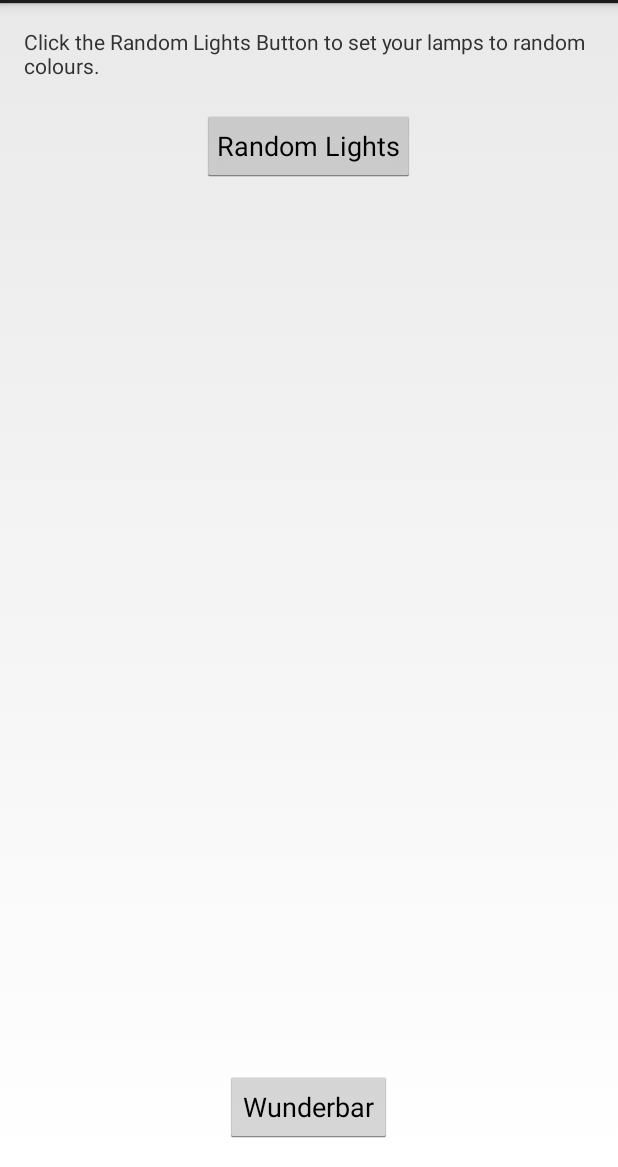
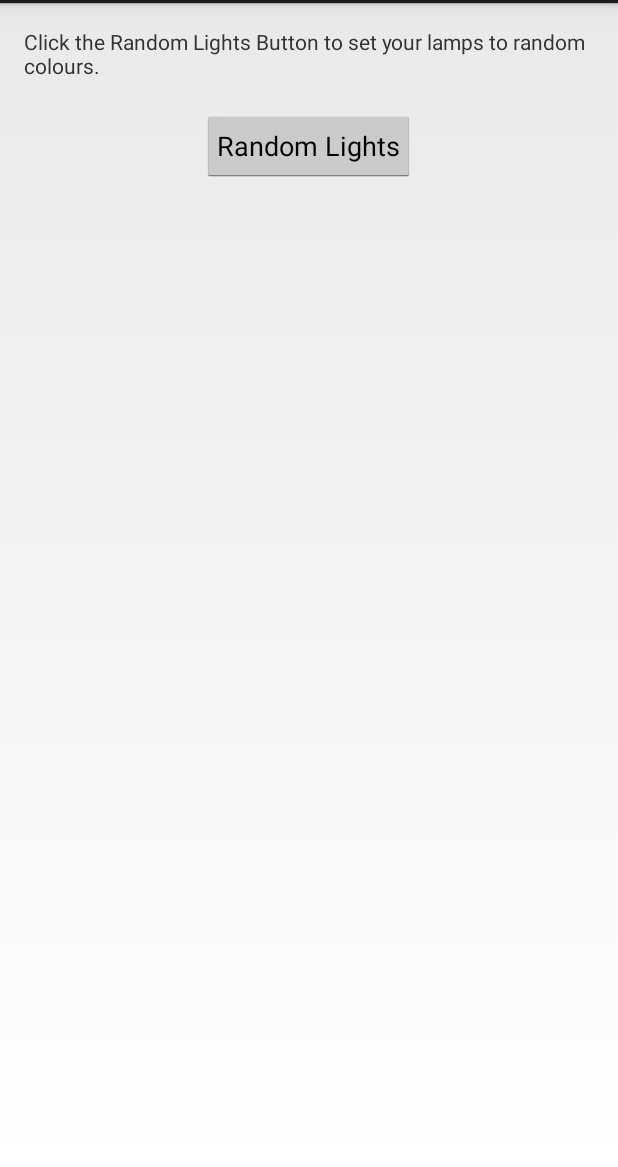
Before and after one commit to olegflo/Wonder1-, an Android app: the MyApplicationActivity screen opened directly, with no data from a screen before it, on a phone screen of 412 x 824 dp, the part 69-1236 px from its top. Run offline under Robolectric (Android 15) with nearby library versions, the phone set to English and light mode, and no system bars; our stand-ins replace Timber; 1 statement that could not run was skipped.

Commit message:
More WunderBar stuff.

```diff
--- /dev/null
+++ b/app/src/main/assets/relayrsdk.properties
@@ -0,0 +1,2 @@
+appId=dd4d57fa-5121-44e6-aa41-4741f754c41e
+clientSecret=gQI7aH8OSWx1aB5fwOI5D7n9_MAxmZCp
--- a/app/src/main/res/layout/activity_main.xml
+++ b/app/src/main/res/layout/activity_main.xml
@@ -23,13 +23,4 @@
         android:layout_marginTop="20dp"
         android:text="@string/btn_random" android:paddingLeft="10dp" android:paddingRight="10dp"/>
 
-    <Button
-        android:layout_width="wrap_content"
-        android:layout_height="wrap_content"
-        android:text="Wunderbar"
-        android:id="@+id/button"
-        android:onClick="onClickWunderbar"
-        android:layout_alignParentBottom="true"
-        android:layout_centerHorizontal="true"/>
-
 </RelativeLayout>
--- a/app/src/main/res/layout/bridgelistlinear.xml
+++ b/app/src/main/res/layout/bridgelistlinear.xml
@@ -41,8 +41,7 @@
         android:layout_width="wrap_content"
         android:layout_height="wrap_content"
         android:text="Wunderbar"
-        android:id="@+id/button"
-        android:onClick="onClickWunderbar"
+        android:id="@+id/startWunderButton"
         android:layout_alignParentBottom="true"
         android:layout_centerHorizontal="true"/>
 
```
Also changed, not shown: app/src/main/AndroidManifest.xml (+14 -14 lines), app/src/main/java/com/philips/lighting/quickstart/PHHomeActivity.java (+29 -31 lines).
